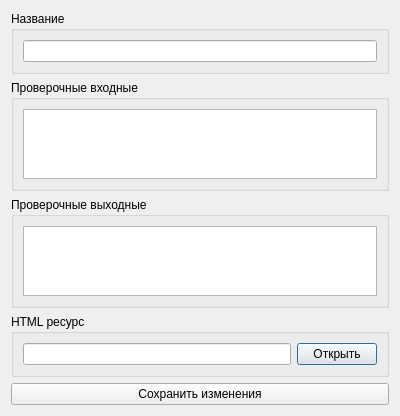
Before: the Qt Designer form source/edittaskdialog.ui in AlexKiselev97/learn_pascal, drawn with Qt 5.
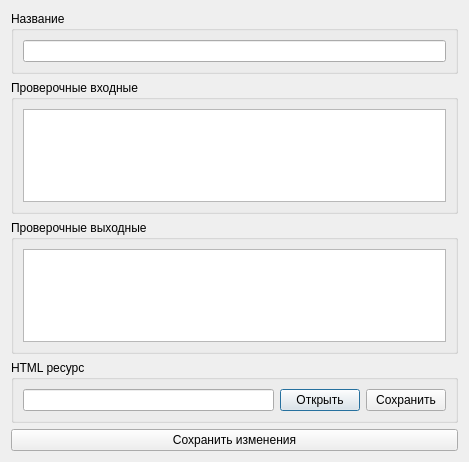
After: the same form once the commit is applied.

```diff
--- a/source/edittaskdialog.ui
+++ b/source/edittaskdialog.ui
@@ -6,8 +6,8 @@
    <rect>
     <x>0</x>
     <y>0</y>
-    <width>400</width>
-    <height>382</height>
+    <width>469</width>
+    <height>462</height>
    </rect>
   </property>
   <property name="windowTitle">
@@ -66,6 +66,16 @@
         </property>
        </widget>
       </item>
+      <item>
+       <widget class="QPushButton" name="saveHtmlButton">
+        <property name="whatsThis">
+         <string>&lt;html&gt;&lt;head/&gt;&lt;body&gt;&lt;p&gt;Извлечь ресурс с сервера.&lt;/p&gt;&lt;/body&gt;&lt;/html&gt;</string>
+        </property>
+        <property name="text">
+         <string>Сохранить</string>
+        </property>
+       </widget>
+      </item>
      </layout>
     </widget>
    </item>
```
Left out of the diff: 29 changed lines with no effect on the pictures.
